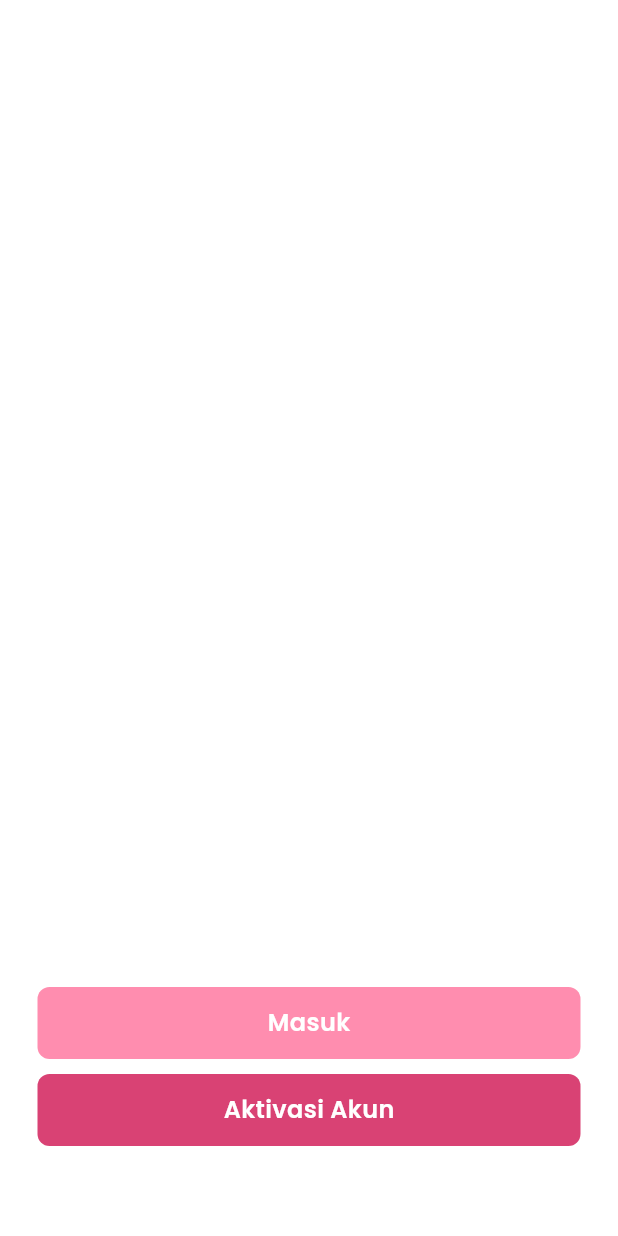
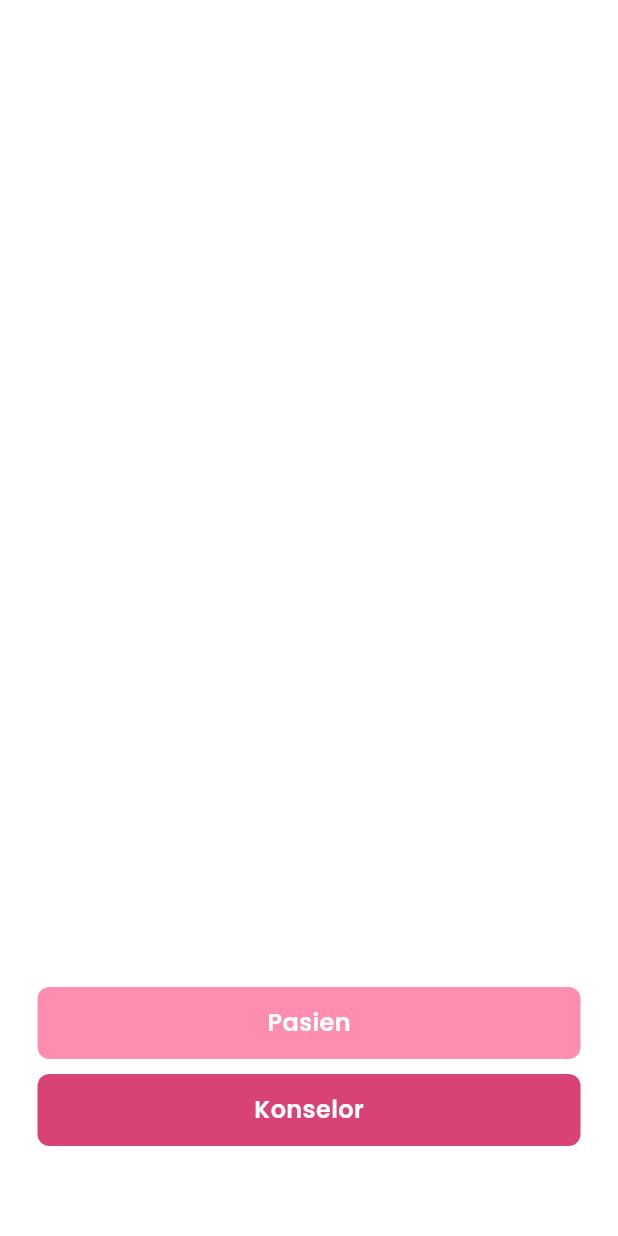
Before and after one commit to ravenclawcode/vida-digital-app, a Flutter app: the screen it shows after launch, on a phone screen of 412 x 824 dp. Run offline on Flutter 3.47's test engine with Material 3 defaults, Android fonts, the phone set to English and light mode, and no system bars; our stand-ins replace audio_service, flutter_local_notifications, google_fonts, image_picker, just_audio, permission_handler and 4 more; accounts and stored records are empty; network calls fail.

Commit message:
update code

```diff
--- a/lib/routes/routes.dart
+++ b/lib/routes/routes.dart
@@ -62,7 +62,12 @@ Route<dynamic> generateRoute(RouteSettings settings) {
     case Routes.activationAccountScreen:
       return MaterialPageRoute(builder: (_) => const ActivationAccountScreen());
     case Routes.signIn:
-      return MaterialPageRoute(builder: (_) => const SignInScreen());
+      final role = settings.arguments as String? ?? 'pasien';
+
+      return MaterialPageRoute(
+        builder: (_) => SignInScreen(role: role),
+        settings: settings,
+      );
     case Routes.signUp:
       return MaterialPageRoute(
         builder: (_) => const SignUpScreen(),
--- a/lib/screens/onboarding/introduction_screen.dart
+++ b/lib/screens/onboarding/introduction_screen.dart
@@ -1,6 +1,7 @@
 // import 'dart:async';
 
 import 'package:flutter/material.dart';
+import 'package:mindfullshelter/routes/routes.dart';
 // import 'package:mindfullshelter/utils/app_assets.dart';
 // import 'package:mindfullshelter/utils/app_colors.dart';
 // import 'package:mindfullshelter/utils/app_theme.dart';
@@ -51,17 +52,24 @@ class _IntroductionScreenState extends State<IntroductionScreen> {
             Padding(
               padding: const EdgeInsets.symmetric(horizontal: 25),
               child: CustomButton11(
-                onTap: () => Navigator.pushNamed(context, '/sign-in'),
-                label: 'Masuk',
+                onTap: () => Navigator.pushNamed(
+                  context,
+                  Routes.signIn,
+                  arguments: 'pasien',
+                ),
+                label: 'Pasien',
               ),
             ),
             SizedBox(height: 10),
             Padding(
               padding: const EdgeInsets.symmetric(horizontal: 25),
               child: CustomButton1(
-                onTap: () =>
-                    Navigator.pushNamed(context, '/activationaccountscreen'),
-                label: 'Aktivasi Akun',
+                onTap: () => Navigator.pushNamed(
+                  context,
+                  Routes.signIn,
+                  arguments: 'konselor',
+                ),
+                label: 'Konselor',
               ),
             ),
             SizedBox(height: 60),
--- a/lib/utils/api_constants.dart
+++ b/lib/utils/api_constants.dart
@@ -1,6 +1,6 @@
 class ApiConstants {
   // Base URL
-  static const String baseUrl = 'http://192.168.1.3:8000/api';
+  static const String baseUrl = 'http://192.168.1.11:8000/api';
 
   // -----------------------------------------------------------
   // AUTH (Public & Account)
```
Also changed, not shown: lib/screens/auth/signin_screen.dart (+46 -11 lines).
